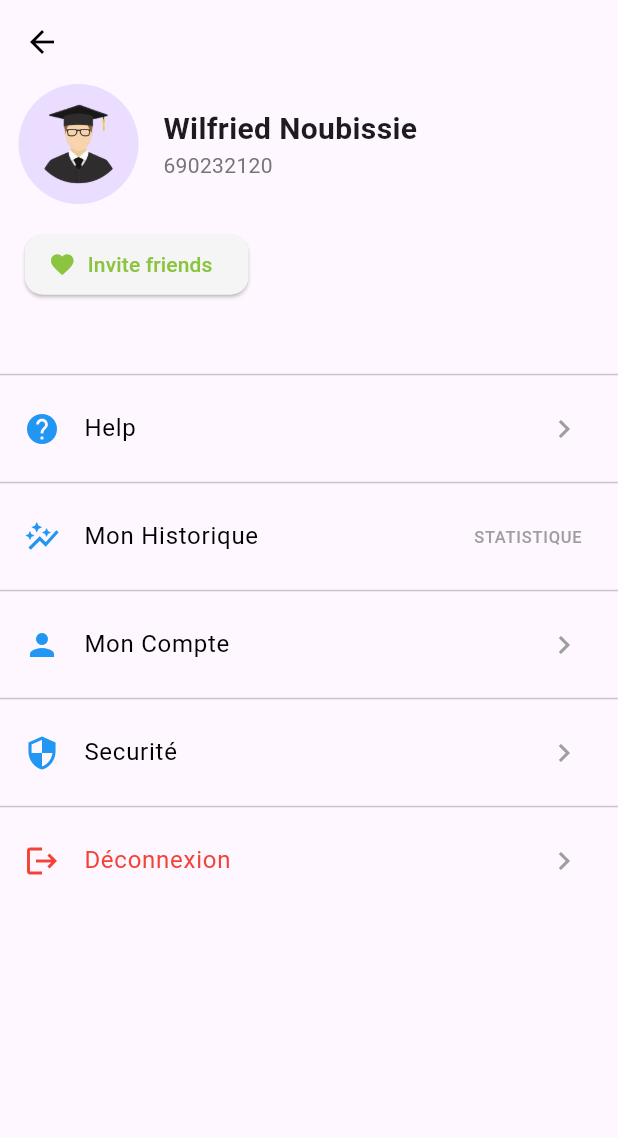
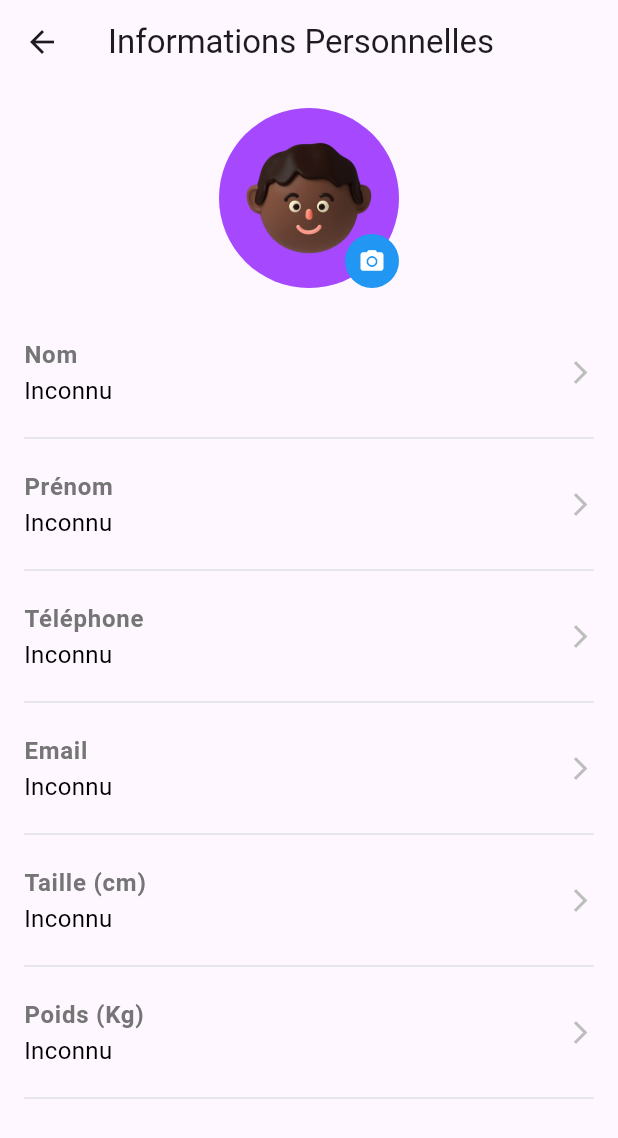
Before and after one commit to Noubissie237/healthy-eating, a Flutter app: the SettingsPage screen opened directly, after a tap on "Mon Compte", on a phone screen of 412 x 824 dp. Shown: the top 1138 px of the screen. Run offline on Flutter 3.47's test engine with Material 3 defaults, Android fonts, the phone set to English and light mode, and no system bars; our stand-ins replace image_picker, permission_handler, share_plus, shared_preferences, sqflite; missing offline and left inert: flutter_sound; accounts and stored records are empty.

Commit message:
Differents users

```diff
--- a/lib/database/database_helper.dart
+++ b/lib/database/database_helper.dart
@@ -33,7 +33,9 @@ class DatabaseHelper {
         prenom TEXT,
         email TEXT,
         telephone TEXT,
-        password TEXT
+        password TEXT,
+        taille REAL,
+        poids REAL
       )
       ''');
   }
@@ -58,7 +60,9 @@ class DatabaseHelper {
           prenom: maps[i]['prenom'],
           telephone: maps[i]['telephone'],
           email: maps[i]['email'],
-          password: maps[i]['password']);
+          password: maps[i]['password'],
+          taille: maps[i]['taille'],
+          poids: maps[i]['poids']);
     });
   }
 
@@ -84,4 +88,47 @@ class DatabaseHelper {
     return result1.isNotEmpty || result2.isNotEmpty;
   }
 
+  Future<Users?> getUserByLogin(String login, String password) async {
+    final db = await database;
+
+    // Vérifier d'abord par téléphone
+    final List<Map<String, dynamic>> result1 = await db!.query(
+      'users',
+      where: 'telephone = ? AND password = ?',
+      whereArgs: [login, password],
+    );
+
+    // Puis par email
+    final List<Map<String, dynamic>> result2 = await db.query(
+      'users',
+      where: 'email = ? AND password = ?',
+      whereArgs: [login, password],
+    );
+
+    if (result1.isNotEmpty) {
+      return Users(
+        id: result1[0]['id'],
+        nom: result1[0]['nom'],
+        prenom: result1[0]['prenom'],
+        telephone: result1[0]['telephone'],
+        email: result1[0]['email'],
+        password: result1[0]['password'],
+        taille: result1[0]['taille'],
+        poids: result1[0]['poids'],
+      );
+    } else if (result2.isNotEmpty) {
+      return Users(
+        id: result2[0]['id'],
+        nom: result2[0]['nom'],
+        prenom: result2[0]['prenom'],
+        telephone: result2[0]['telephone'],
+        email: result2[0]['email'],
+        password: result2[0]['password'],
+        taille: result2[0]['taille'],
+        poids: result2[0]['poids'],
+      );
     }
+
+    return null;
+  }
+}
--- a/lib/main.dart
+++ b/lib/main.dart
@@ -1,4 +1,5 @@
 import 'package:flutter/material.dart';
+import 'package:food_app/pages/account_page.dart';
 import 'package:food_app/pages/contact_page.dart';
 import 'package:food_app/pages/onboarding_screen.dart';
 import 'package:food_app/pages/recordings_page.dart';
@@ -7,6 +8,8 @@ import 'package:food_app/pages/signin_page.dart';
 import 'package:food_app/pages/signup_page.dart';
 import 'package:food_app/pages/home_page.dart';
 import 'database/database_helper.dart';
+import 'package:shared_preferences/shared_preferences.dart';
+import 'dart:convert';
 
 void main() async {
   WidgetsFlutterBinding.ensureInitialized();
@@ -14,13 +17,31 @@ void main() async {
   final dbHelper = DatabaseHelper();
   final isEmpty = await dbHelper.isTableEmpty();
 
-  runApp(MyApp(initialRoute: isEmpty ? '/onboarding' : '/main'));
+  final prefs = await SharedPreferences.getInstance();
+  final token = prefs.getString('user_token');
+
+  Map<String, String> userInfo = {};
+  if (token != null) {
+    final Map<String, dynamic> decodedToken = jsonDecode(token);
+    userInfo = {
+      'nom': decodedToken['nom'] ?? 'Inconnu',
+      'prenom': decodedToken['prenom'] ?? 'Inconnu',
+      'telephone': decodedToken['telephone'] ?? 'Inconnu',
+      'email': decodedToken['email'] ?? 'Inconnu',
+      'taille': decodedToken['taille']?.toString() ?? 'Inconnu',
+      'poids': decodedToken['poids']?.toString() ?? 'Inconnu',
+    };
+  }
+
+  runApp(MyApp(
+      initialRoute: isEmpty ? '/onboarding' : '/main', userInfo: userInfo));
 }
 
 class MyApp extends StatelessWidget {
   final String initialRoute;
+  final Map<String, String> userInfo;
 
-  const MyApp({required this.initialRoute, super.key});
+  const MyApp({required this.initialRoute, required this.userInfo, super.key});
 
   @override
   Widget build(BuildContext context) {
@@ -40,6 +61,7 @@ class MyApp extends StatelessWidget {
         '/signup': (context) => const SignupPage(),
         '/signin': (context) => const SigninPage(),
         '/contact': (context) => const ContactPage(),
+        '/account': (context) => AccountPage(userInfo: userInfo),
       },
     );
   }
@@ -59,7 +81,7 @@ class _MainPageState extends State<MainPage> {
     const HomePage(),
     const Center(child: Text('Chat')),
     const Center(child: Text('Save')),
-    const Center(child: Text('Calcul')),
+    const Center(child: Text('Operations')),
     const SettingsPage(),
   ];
 
@@ -77,7 +99,7 @@ class _MainPageState extends State<MainPage> {
         items: const [
           BottomNavigationBarItem(
             icon: Icon(Icons.home),
-            label: 'Home',
+            label: 'Accueil',
           ),
           BottomNavigationBarItem(
             icon: Icon(Icons.chat),
@@ -85,15 +107,15 @@ class _MainPageState extends State<MainPage> {
           ),
           BottomNavigationBarItem(
             icon: Icon(Icons.save),
-            label: 'Save',
+            label: 'Sauvegardes',
           ),
           BottomNavigationBarItem(
             icon: Icon(Icons.calculate),
-            label: 'Calcul',
+            label: 'Operations',
           ),
           BottomNavigationBarItem(
             icon: Icon(Icons.settings),
-            label: 'Settings',
+            label: 'Paramètres',
           ),
         ],
         currentIndex: _selectedIndex,
--- a/lib/models/users.dart
+++ b/lib/models/users.dart
@@ -5,8 +5,10 @@ class Users {
   final String telephone;
   final String email;
   final String password;
+  final double? taille;
+  final double? poids;
 
-  Users({this.id, required this.nom, required this.prenom, required this.telephone, required this.email, required this.password});
+  Users({this.id, this.taille, this.poids, required this.nom, required this.prenom, required this.telephone, required this.email, required this.password});
 
   Map<String, dynamic> toMap() {
     return {
@@ -15,7 +17,9 @@ class Users {
       'prenom': prenom,
       'telephone': telephone,
       'email': email,
-      'password': password
+      'password': password,
+      'taille': taille,
+      'poids': poids
     };
   }
 
--- /dev/null
+++ b/lib/pages/account_page.dart
@@ -0,0 +1,92 @@
+import 'package:flutter/material.dart';
+
+class AccountPage extends StatelessWidget {
+  final Map<String, String> userInfo;
+
+  const AccountPage({super.key, required this.userInfo});
+
+  @override
+  Widget build(BuildContext context) {
+    return Scaffold(
+      appBar: AppBar(
+        title: const Text("Informations Personnelles"),
+        leading: IconButton(
+          icon: const Icon(Icons.arrow_back),
+          onPressed: () {
+            Navigator.pop(context);
+          },
+        ),
+      ),
+      body: SingleChildScrollView(
+        child: Padding(
+          padding: const EdgeInsets.all(16.0),
+          child: Column(
+            crossAxisAlignment: CrossAxisAlignment.center,
+            children: [
+              Center(
+                child: Stack(
+                  children: [
+                    const CircleAvatar(
+                      radius: 60,
+                      backgroundImage: AssetImage('assets/images/user.webp'),
+                    ),
+                    Positioned(
+                      bottom: 0,
+                      right: 0,
+                      child: CircleAvatar(
+                        backgroundColor: Colors.blue,
+                        radius: 18,
+                        child: const Icon(
+                          Icons.camera_alt,
+                          color: Colors.white,
+                          size: 18,
+                        ),
+                      ),
+                    ),
+                  ],
+                ),
+              ),
+              const SizedBox(height: 20),
+              buildInfoTile(context, "Nom", userInfo["nom"] ?? "Inconnu"),
+              buildInfoTile(context, "Prénom", userInfo["prenom"] ?? "Inconnu"),
+              buildInfoTile(context, "Téléphone", userInfo["telephone"] ?? "Inconnu"),
+              buildInfoTile(context, "Email", userInfo["email"] ?? "Inconnu"),
+              buildInfoTile(context, "Taille (cm)", userInfo["taille"] ?? "Inconnu"),
+              buildInfoTile(context, "Poids (Kg)", userInfo["poids"] ?? "Inconnu"),
+            ],
+          ),
+        ),
+      ),
+    );
+  }
+
+  Widget buildInfoTile(BuildContext context, String title, String value) {
+    return Column(
+      children: [
+        ListTile(
+          contentPadding: EdgeInsets.zero,
+          title: Text(
+            title,
+            style: TextStyle(
+              fontWeight: FontWeight.bold,
+              color: Colors.grey[600],
+            ),
+          ),
+          subtitle: Text(
+            value,
+            style: const TextStyle(
+              fontSize: 16,
+              color: Colors.black,
+            ),
+          ),
+          trailing: Icon(
+            Icons.arrow_forward_ios,
+            color: Colors.grey[400],
+            size: 18,
+          ),
+        ),
+        Divider(color: Colors.grey[300]),
+      ],
+    );
+  }
+}
--- a/lib/pages/settings_page.dart
+++ b/lib/pages/settings_page.dart
@@ -2,6 +2,7 @@ import 'package:flutter/material.dart';
 import 'package:food_app/colors/my_colors.dart';
 import 'package:food_app/utils/utils.dart';
 import 'package:share_plus/share_plus.dart';
+import 'package:shared_preferences/shared_preferences.dart';
 
 class SettingsPage extends StatelessWidget {
   const SettingsPage({super.key});
@@ -12,22 +13,22 @@ class SettingsPage extends StatelessWidget {
       appBar: AppBar(
         elevation: 0,
         iconTheme: IconThemeData(color: Colors.black),
+        title: Text('Paramètres', style: TextStyle(color: Colors.black)),
       ),
       body: SingleChildScrollView(
+        padding: EdgeInsets.all(16.0),
         child: Column(
           crossAxisAlignment: CrossAxisAlignment.start,
           children: [
             Padding(
-              padding: EdgeInsets.symmetric(
-                  horizontal: MediaQuery.of(context).size.width * 0.03),
+              padding: EdgeInsets.symmetric(vertical: 16.0),
               child: Row(
                 children: [
                   CircleAvatar(
                     radius: 40,
-                    backgroundImage:
-                        AssetImage('assets/images/default-student.png'),
+                    backgroundImage: AssetImage('assets/images/user.webp'),
                   ),
-                  SizedBox(width: MediaQuery.of(context).size.width * 0.04),
+                  SizedBox(width: 16.0),
                   Expanded(
                     child: Column(
                       crossAxisAlignment: CrossAxisAlignment.start,
@@ -35,7 +36,7 @@ class SettingsPage extends StatelessWidget {
                         Text(
                           'Wilfried Noubissie',
                           style: TextStyle(
-                            fontSize: 20,
+                            fontSize: 22,
                             fontWeight: FontWeight.bold,
                           ),
                         ),
@@ -51,30 +52,23 @@ class SettingsPage extends StatelessWidget {
                 ],
               ),
             ),
-            SizedBox(height: MediaQuery.of(context).size.height * 0.02),
-            Padding(
-              padding: EdgeInsets.symmetric(
-                  horizontal: MediaQuery.of(context).size.width * 0.04),
-              child: ElevatedButton.icon(
+            ElevatedButton.icon(
               style: ElevatedButton.styleFrom(
-                  foregroundColor: Colors.blue,
                 backgroundColor: Colors.grey[100],
+                foregroundColor: MyColors.primaryColor,
                 shape: RoundedRectangleBorder(
                   borderRadius: BorderRadius.circular(12),
                 ),
+                elevation: 2,
               ),
               onPressed: () {
                 Share.share(
                     "Télécharger l'application Health Food à l'adresse : \n\nhttps://www.simpletraining.online/app-release.apk");
               },
-                icon: Icon(Icons.favorite, color: MyColors.primaryColor),
-                label: Text(
-                  'Invite friends',
-                  style: TextStyle(color: MyColors.primaryColor),
+              icon: Icon(Icons.favorite),
+              label: Text('Invite friends'),
             ),
-              ),
-            ),
-            SizedBox(height: MediaQuery.of(context).size.width * 0.1),
+            SizedBox(height: 16.0),
             Divider(),
             SettingsSection(
               title: 'Help',
@@ -86,8 +80,12 @@ class SettingsPage extends StatelessWidget {
               title: 'Mon Historique',
               icon: Icons.auto_graph,
               trailing: Text(
-                'STATISTIQUE',
-                style: TextStyle(color: Colors.grey),
+                'STATISTIQUES',
+                style: TextStyle(
+                  color: MyColors.primaryColor,
+                  fontWeight: FontWeight.w600,
+                  fontSize: 12,
+                ),
               ),
               onTap: () {},
             ),
@@ -95,7 +93,9 @@ class SettingsPage extends StatelessWidget {
             SettingsSection(
               title: 'Mon Compte',
               icon: Icons.person,
-              onTap: () {},
+              onTap: () {
+                Navigator.pushNamed(context, '/account');
+              },
             ),
             Divider(),
             SettingsSection(
@@ -109,7 +109,11 @@ class SettingsPage extends StatelessWidget {
               icon: Icons.logout,
               iconColor: Colors.red,
               textColor: Colors.red,
-              onTap: () {
+              onTap: () async {
+                final prefs = await SharedPreferences.getInstance();
+                await prefs.remove('user_token');
+
+                // Redirection vers la page de connexion
                 Navigator.pushNamedAndRemoveUntil(
                     context, '/signin', (Route<dynamic> route) => false);
               },
--- a/lib/pages/signin_page.dart
+++ b/lib/pages/signin_page.dart
@@ -1,7 +1,10 @@
+import 'dart:convert';
+
 import 'package:flutter/material.dart';
 import 'package:food_app/colors/my_colors.dart';
 import 'package:food_app/database/database_helper.dart';
 import 'package:food_app/utils/utils.dart';
+import 'package:shared_preferences/shared_preferences.dart';
 
 class SigninPage extends StatefulWidget {
   const SigninPage({super.key});
@@ -31,17 +34,40 @@ class _SigninPageState extends State<SigninPage> {
 
   void login() async {
     final dbHelper = DatabaseHelper();
-    final isUserValid = await dbHelper.verifyUser(
-        _loginController.text.trim(), _passwordController.text.trim());
 
-    if (isUserValid) {
+    // Récupérer l'utilisateur par son login et mot de passe
+    final user = await dbHelper.getUserByLogin(
+      _loginController.text.trim(),
+      _passwordController.text.trim(),
+    );
+
+    if (user != null) {
+      final prefs = await SharedPreferences.getInstance();
+
+      // Convertir l'utilisateur en token JSON
+      final userToken = jsonEncode({
+        "nom": user.nom,
+        "prenom": user.prenom,
+        "telephone": user.telephone,
+        "email": user.email,
+        "taille": user.taille,
+        "poids": user.poids,
+      });
+
+      await prefs.setString("user_token", userToken);
+
+      // Rediriger vers la page principale après la connexion
       Navigator.pushNamedAndRemoveUntil(
-          context, '/main', (Route<dynamic> route) => false);
+        context,
+        '/main',
+        (Route<dynamic> route) => false,
+      );
     } else {
       String nature = int.tryParse(_loginController.text) != null
           ? "Numéro de téléphone"
           : "Email";
       String message = "$nature ou mot de passe incorrect.";
+
       showDialog(
         context: context,
         builder: (context) => AlertDialog(
--- a/lib/pages/signup_page.dart
+++ b/lib/pages/signup_page.dart
@@ -1,7 +1,10 @@
 //import 'dart:io';
+
+import 'dart:convert';
 
 import 'package:flutter/material.dart';
 import 'package:food_app/colors/my_colors.dart';
+import 'package:shared_preferences/shared_preferences.dart';
 import '../models/users.dart';
 import '../database/database_helper.dart';
 import '../utils/utils.dart';
@@ -36,6 +39,19 @@ class _SignupPageState extends State<SignupPage> {
         password: _passwordController.text);
 
     await _databaseHelper.insertStudent(user);
+
+    final prefs = await SharedPreferences.getInstance();
+
+    final userToken = jsonEncode({
+      "nom": _nomController.text,
+      "prenom": _prenomController.text,
+      "telephone": _telephoneController.text,
+      "email": _emailController.text,
+      "taille": null,
+      "poids": null
+    });
+
+    await prefs.setString("user_token", userToken);
 
     _imageController.clear();
     _nomController.clear();
@@ -110,13 +126,19 @@ class _SignupPageState extends State<SignupPage> {
                           TextInputType.name,
                           3,
                           null),
-                      createField(context, 'Email', 'xyz@gmail.com', false,
-                          _emailController, TextInputType.emailAddress, 3, null),
+                      createField(
+                          context,
+                          'Email',
+                          'xyz@gmail.com',
+                          false,
+                          _emailController,
+                          TextInputType.emailAddress,
+                          3,
+                          null),
                       createField(context, 'Téléphone', '690232120', false,
                           _telephoneController, TextInputType.number, 9, 9),
                       createField(context, 'Mot de passe', '', true,
                           _passwordController, TextInputType.number, 4, 4),
-
                       ElevatedButton(
                           onPressed: () {
                             unFocusMethod();
--- a/pubspec.yaml
+++ b/pubspec.yaml
@@ -21,6 +21,8 @@ dependencies:
   path: ^1.9.0
   share_plus: ^10.1.2
   url_launcher: ^6.3.1
+  shared_preferences: ^2.3.4
+  jwt_decoder: ^2.0.1
 
 dev_dependencies:
   flutter_test:
```
Also changed, not shown: assets/images/user.jpg (added), assets/images/user.png (added), assets/images/user.webp (added), pubspec.lock, 1 other file. Lines whose indentation alone changed are shown as unchanged.
